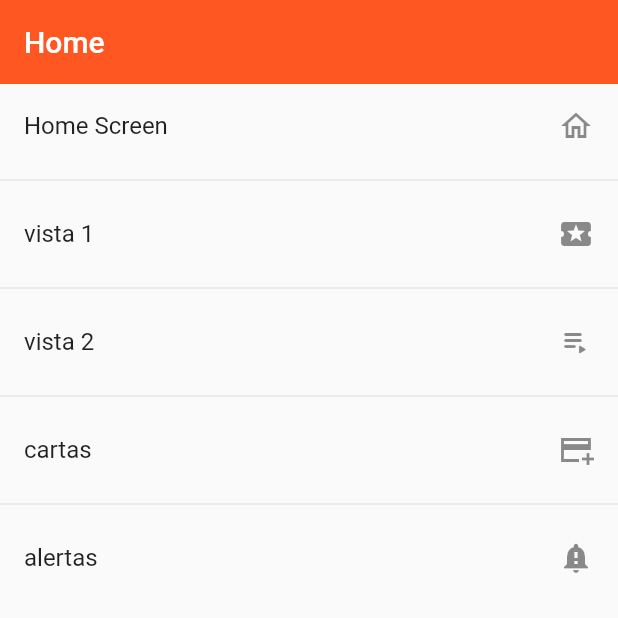
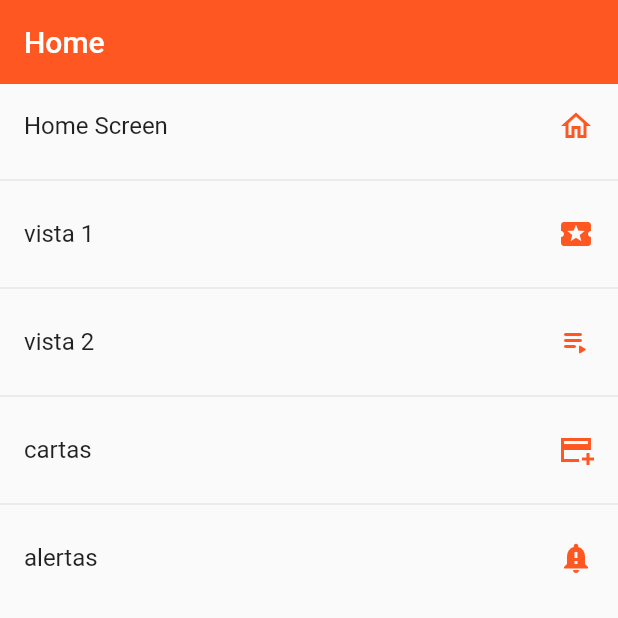
Before and after one commit to BrandoAngulo/Flutter, a Flutter app: the screen it shows after launch, on a phone screen of 412 x 824 dp, the top half of it. Run offline on Flutter 3.47's test engine with Material 2 defaults, Android fonts, the phone set to English and light mode, and no system bars.

Commit message:
se creo archivo para los temas y se le dio mejoro

```diff
--- a/project_app_1/lib/main.dart
+++ b/project_app_1/lib/main.dart
@@ -1,5 +1,7 @@
 import 'package:flutter/material.dart';
+
 import 'package:project_app_1/router/app_routes.dart';
+import 'package:project_app_1/theme/app_theme.dart';
 
 void main() => runApp(const MyApp());
 
@@ -18,16 +20,7 @@ class MyApp extends StatelessWidget {
         //se llama el ongenerate de app_routes que se independizo
         onGenerateRoute: AppRoutes.onGenerateRote,
         //tema global o color global
-        theme: ThemeData.light().copyWith(
-          //color primario
-          primaryColor: Colors.deepOrange,
-
-          //tema del appBar
-          appBarTheme:
-          const AppBarTheme(
-            color: Colors.deepOrange,
-            elevation: 0),
-        ),
+        theme: AppTheme.themeLight
       );
   }
 }
--- a/project_app_1/lib/screens/home.dart
+++ b/project_app_1/lib/screens/home.dart
@@ -1,5 +1,6 @@
 import 'package:flutter/material.dart';
 import 'package:project_app_1/router/app_routes.dart';
+import 'package:project_app_1/theme/app_theme.dart';
 
 class HomeScreen extends StatelessWidget {
   const HomeScreen({Key? key}) : super(key: key);
@@ -16,7 +17,7 @@ class HomeScreen extends StatelessWidget {
         separatorBuilder: (_, __) => const Divider(),
         itemBuilder: (context, index) => ListTile(
           title: Text(menuRoutes[index].name),
-          trailing: Icon(menuRoutes[index].icon,),
+          trailing: Icon(menuRoutes[index].icon, color: AppTheme.primary,),
           onTap: () {
             //para navegar a la otra vista es el context y el nombre de la ruta que asignamos en el main
             Navigator.pushNamed(context, menuRoutes[index].route);
--- a/project_app_1/lib/screens/listview1_screen.dart
+++ b/project_app_1/lib/screens/listview1_screen.dart
@@ -1,4 +1,5 @@
 import 'package:flutter/material.dart';
+import 'package:project_app_1/theme/app_theme.dart';
 
 class ListView1Screen extends StatelessWidget {
   const ListView1Screen({Key? key}) : super(key: key);
@@ -17,7 +18,7 @@ class ListView1Screen extends StatelessWidget {
                 .map((game) => ListTile(
                       title: Text(game),
                       trailing: const Icon(
-                          Icons.arrow_circle_right_outlined), //agrega un icono
+                          Icons.arrow_circle_right_outlined, color: AppTheme.primary,), //agrega un icono
                     ))
                 .toList(), //convierte a una lista de string
           ],
--- a/project_app_1/lib/screens/listview2_screen.dart
+++ b/project_app_1/lib/screens/listview2_screen.dart
@@ -1,4 +1,5 @@
 import 'package:flutter/material.dart';
+import 'package:project_app_1/theme/app_theme.dart';
 
 class ListView2Screen extends StatelessWidget {
   const ListView2Screen({Key? key}) : super(key: key);
@@ -16,7 +17,7 @@ class ListView2Screen extends StatelessWidget {
           itemBuilder: (context, index) => ListTile(
               title: Text(options[index]),
               trailing: const Icon(
-                Icons.arrow_circle_right_outlined,
+                Icons.arrow_circle_right_outlined, color: AppTheme.primary,
               ),
               onTap: () {
                 /* final game = options[index];
--- /dev/null
+++ b/project_app_1/lib/theme/app_theme.dart
@@ -0,0 +1,22 @@
+import 'package:flutter/material.dart';
+
+//Es estatic const por que no cambia en el momento de la ejecucion
+class AppTheme {
+  static const Color primary = Colors.deepOrange;
+
+  static final themeLight = ThemeData.light().copyWith(
+    //color primario
+    primaryColor: Colors.deepOrange,
+    //tema del appBar
+    appBarTheme: const AppBarTheme(color: primary, elevation: 0),
+  );
+
+    static final darkTheme = ThemeData.dark().copyWith(
+    //color primario
+    primaryColor: Colors.deepOrange,
+    //tema del appBar
+    appBarTheme: const AppBarTheme(color: primary, elevation: 0),
+    //background del scaffold
+    scaffoldBackgroundColor: Colors.black,
+  );
+}
```
Also changed, not shown: project_app_1/lib/screens/card_screen.dart (+8 -4 lines).
